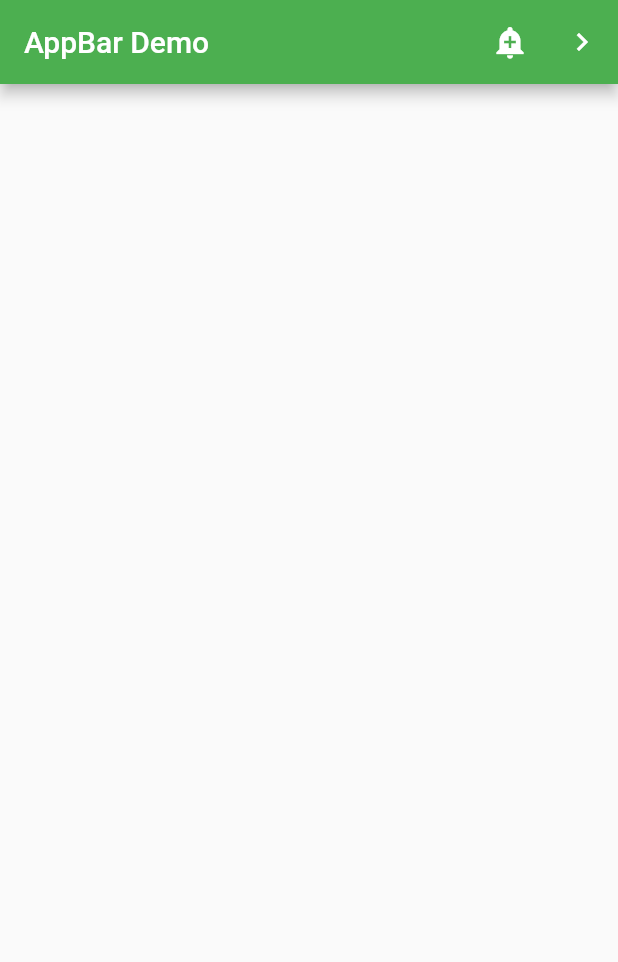
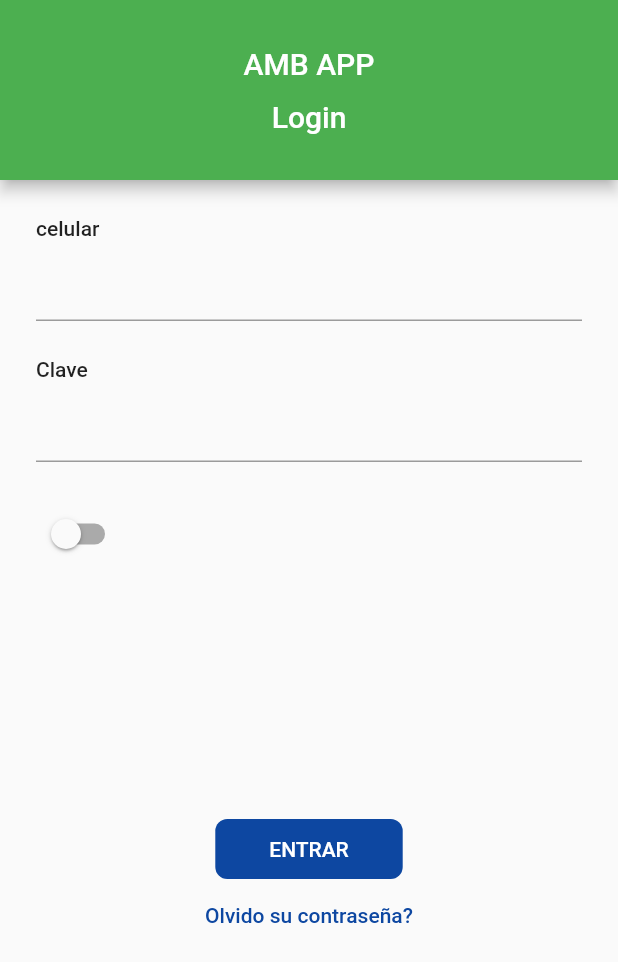
Before and after one commit to ferneyh57/dashfleet-ui, a Flutter app: the screen it shows after launch, on a phone screen of 412 x 824 dp. Shown: the top 962 px of the screen. Run offline on Flutter 3.47's test engine with Material 2 defaults, Android fonts, the phone set to English and light mode, and no system bars.

Commit message:
login base layout

```diff
--- a/lib/ui/pages/log_in_page.dart
+++ b/lib/ui/pages/log_in_page.dart
@@ -5,46 +5,114 @@ class LogInPage extends StatelessWidget {
 
   @override
   Widget build(BuildContext context) {
-    return SafeArea(
-      child: Scaffold(
-        appBar: AppBar(
-          title: const Text('AppBar Demo'),
-          actions: <Widget>[
-            IconButton(
-              icon: const Icon(Icons.add_alert),
-              tooltip: 'Show Snackbar',
-              onPressed: () {
-                ScaffoldMessenger.of(context).showSnackBar(
-                    const SnackBar(content: Text('This is a snackbar')));
-              },
+    return Scaffold(
+      appBar: AppBar(
+        toolbarHeight: 120,
+        centerTitle: true,
+        title: Column(
+          children: [
+            Text(
+              'amb app'.toUpperCase(),
             ),
-            IconButton(
-              icon: const Icon(Icons.navigate_next),
-              tooltip: 'Go to the next page',
-              onPressed: () {
-                Navigator.push(context, MaterialPageRoute<void>(
-                  builder: (BuildContext context) {
-                    return Scaffold(
-                      appBar: AppBar(
-                        title: const Text('Next page'),
-                      ),
-                      body: const Center(
-                        child: Text(
-                          'This is the next page',
-                          style: TextStyle(fontSize: 24),
-                        ),
-                      ),
-                    );
-                  },
-                ));
-              },
-            ),
+            const SizedBox(height: 12),
+            const Text('Login'),
           ],
         ),
-        body: Column(
-          children: [],
+      ),
+      body: Padding(
+        padding: const EdgeInsets.all(24),
+        child: Column(
+          crossAxisAlignment: CrossAxisAlignment.start,
+          children: [
+            ///Field para el telefono.
+            Text(
+              'celular',
+              style: Theme.of(context).textTheme.bodyText1,
+            ),
+            const SizedBox(height: 6),
+            TextField(),
+            const SizedBox(height: 24),
+
+            ///Field para la contraseña.
+            Text(
+              'Clave',
+              style: Theme.of(context).textTheme.bodyText1,
+            ),
+            const SizedBox(height: 6),
+            TextField(),
+            const SizedBox(height: 24),
+
+            /// Recordar contraseña.
+            _SwitchWidget(),
+            const Spacer(),
+            const _Buttons(),
+            const Spacer(),
+          ],
         ),
       ),
     );
   }
 }
+
+class _SwitchWidget extends StatefulWidget {
+  const _SwitchWidget();
+
+  @override
+  State<_SwitchWidget> createState() => _SwitchWidgetState();
+}
+
+class _SwitchWidgetState extends State<_SwitchWidget> {
+  @override
+  Widget build(BuildContext context) {
+    return Switch(
+      value: false,
+      onChanged: (value) {},
+    );
+  }
+}
+
+class _Buttons extends StatelessWidget {
+  const _Buttons();
+
+  @override
+  Widget build(BuildContext context) {
+    return Align(
+      child: Column(
+        mainAxisSize: MainAxisSize.min,
+        children: [
+          /// Boton de login.
+          Ink(
+            decoration: BoxDecoration(
+              color: Colors.blue[900],
+              borderRadius: const BorderRadius.all(
+                Radius.circular(8),
+              ),
+            ),
+            child: InkWell(
+              onTap: () {},
+              child: Container(
+                padding:
+                    const EdgeInsets.symmetric(vertical: 12, horizontal: 36),
+                child: Text(
+                  'ENTRAR',
+                  style: Theme.of(context).textTheme.bodyText1!.copyWith(
+                        color: Colors.white,
+                      ),
+                ),
+              ),
+            ),
+          ),
+          TextButton(
+            onPressed: () {},
+            child: Text(
+              'Olvido su contraseña?',
+              style: Theme.of(context).textTheme.bodyText1!.copyWith(
+                    color: Colors.blue[900],
+                  ),
+            ),
+          )
+        ],
+      ),
+    );
+  }
+}
```
